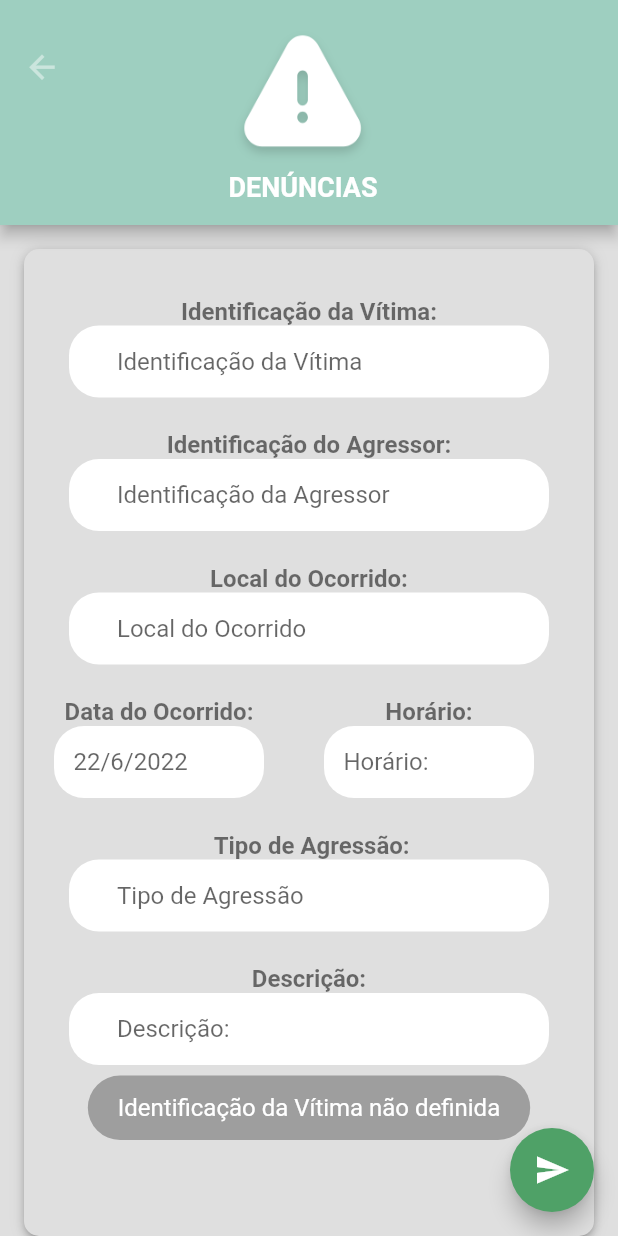
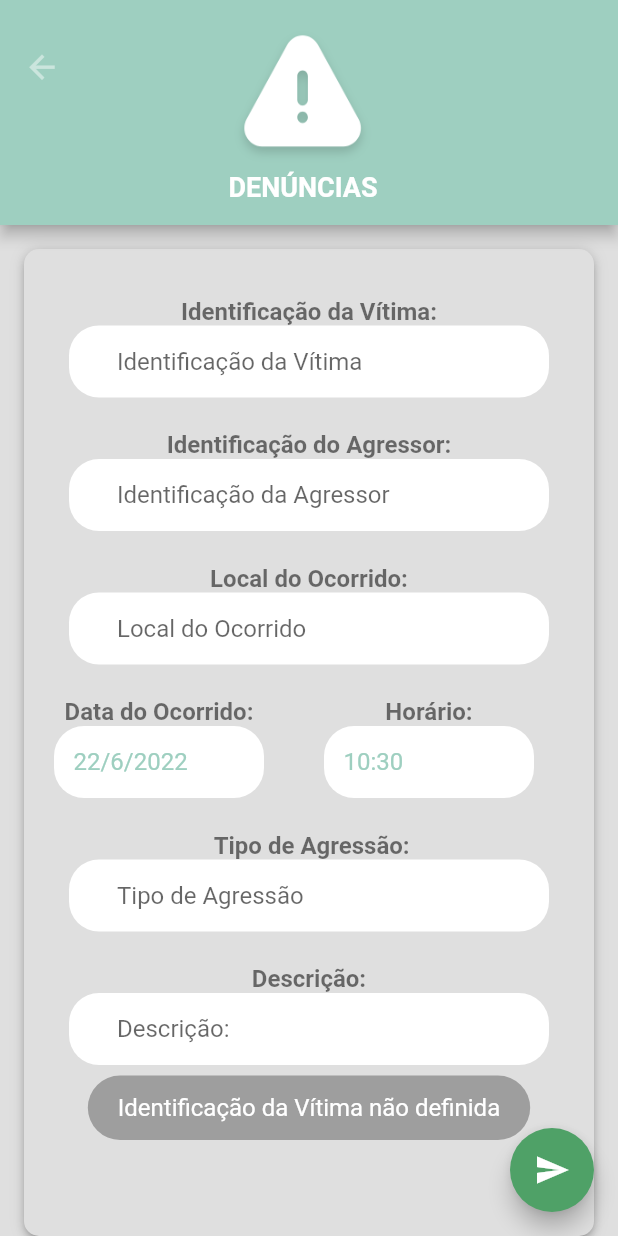
Before and after one commit to Felipe-barbos/bullyif_flutter, a Flutter app: the EfetuarDenuncia screen opened by its route, after a tap on the "send" icon, on a phone screen of 412 x 824 dp. Run offline on Flutter 3.47's test engine with Material 2 defaults, Android fonts, the phone set to English and light mode, and no system bars; our stand-ins replace cached_network_image, cloud_firestore, firebase_auth, firebase_core, firebase_storage, fluttertoast and 2 more; missing offline and left inert: dart:ffi; accounts and stored records are empty.

Commit message:
Adicionando showTimePicker, corrigindo cores de interfaces

```diff
--- a/lib/EfetuarDenuncia.dart
+++ b/lib/EfetuarDenuncia.dart
@@ -19,10 +19,13 @@ class EfetuarDenuncia extends StatefulWidget {
 
 class _EfetuarDenunciaState extends State<EfetuarDenuncia> {
   //instanciando minha variável que receberá o date time para ser usada no Date picker.
-  DateTime date = DateTime(2022,06,22);
+  DateTime date = DateTime(2022, 06, 22);
+  //instanciando minha variável que receberá o  time para ser usada no time picker.
+  TimeOfDay time = TimeOfDay(hour: 10, minute: 30);
 
   //INSTANCIANDO A VARIÁVEIS QUE SALVARÁ A DATA DO MEU DATE
   var _dataOcorrido;
+  var _horarioOcorrido;
 
   //Variáveis com identificação do usuário
   var _idUsuarioLogado;
@@ -35,8 +38,6 @@ class _EfetuarDenunciaState extends State<EfetuarDenuncia> {
   TextEditingController _controllerIdentiVitima = TextEditingController();
   TextEditingController _controllerIdentiAgressor = TextEditingController();
   TextEditingController _controllerLocalOcorrido = TextEditingController();
-  TextEditingController _controllerDataOcorrido = TextEditingController();
-  TextEditingController _controllerHorario = TextEditingController();
   TextEditingController _controllerTipoAgressao = TextEditingController();
   TextEditingController _controllerDescricao = TextEditingController();
 
@@ -45,8 +46,7 @@ class _EfetuarDenunciaState extends State<EfetuarDenuncia> {
     var identificadorVitima = _controllerIdentiVitima.text;
     var identificadorAgressor = _controllerIdentiAgressor.text;
     var localOcorrido = _controllerLocalOcorrido.text;
-    //var dataOcorrido = _controllerDataOcorrido.text;
-    var horario = _controllerHorario.text;
+    var horario = _horarioOcorrido;
     var tipoAgressao = _controllerTipoAgressao.text;
     var descricao = _controllerDescricao.text;
 
@@ -339,6 +339,9 @@ class _EfetuarDenunciaState extends State<EfetuarDenuncia> {
                                         //INSTANCIANDO MEU DATE NO HINTTEXT
                                         hintText:
                                             "${date.day}/${date.month}/${date.year}",
+                                        hintStyle: TextStyle(
+                                          color: Color(0xff9ecfc0),
+                                        ),
                                         filled: true,
                                         fillColor: Colors.white,
                                         border: OutlineInputBorder(
@@ -349,11 +352,11 @@ class _EfetuarDenunciaState extends State<EfetuarDenuncia> {
                                       onTap: () async {
                                         DateTime? newDate =
                                             await showDatePicker(
-                                                context: context,
-                                                initialDate: date,
-                                                firstDate: DateTime(1900),
-                                                lastDate: DateTime(2100),
-                                                );
+                                          context: context,
+                                          initialDate: date,
+                                          firstDate: DateTime(1900),
+                                          lastDate: DateTime(2100),
+                                        );
 
                                         //if caso seja cancelado o new date recebe null
                                         if (newDate == null) return;
@@ -362,7 +365,8 @@ class _EfetuarDenunciaState extends State<EfetuarDenuncia> {
                                         setState(() {
                                           date = newDate;
 
-                                          _dataOcorrido = '${date.day}/ ${date.month} / ${date.year}';
+                                          _dataOcorrido =
+                                              '${date.day}/ ${date.month} / ${date.year}';
                                         });
                                       },
                                     ))
@@ -383,13 +387,33 @@ class _EfetuarDenunciaState extends State<EfetuarDenuncia> {
                                     width: 140,
                                     height: 70,
                                     child: TextField(
-                                      controller: _controllerHorario,
                                       keyboardType: TextInputType.text,
+                                      readOnly: true,
+                                      onTap: () async {
+                                        TimeOfDay? newTime =
+                                            await showTimePicker(
+                                          context: context,
+                                          initialTime: time,
+                                        );
+
+                                        //caso seja cancelado o newTime recebe null
+                                        if (newTime == null) return;
+
+                                        setState(() {
+                                          time = newTime;
+                                          _horarioOcorrido =
+                                              "${time.hour}: ${time.minute}";
+                                        });
+                                      },
                                       style: TextStyle(fontSize: 16),
                                       decoration: InputDecoration(
                                           contentPadding: EdgeInsets.fromLTRB(
                                               13, 14, 13, 14),
-                                          hintText: "Horário:",
+                                          hintText:
+                                              "${time.hour}:${time.minute}",
+                                          hintStyle: TextStyle(
+                                            color: Color(0xff9ecfc0),
+                                          ),
                                           filled: true,
                                           fillColor: Colors.white,
                                           border: OutlineInputBorder(
--- a/lib/main.dart
+++ b/lib/main.dart
@@ -19,6 +19,7 @@ FirebaseFirestore bd = FirebaseFirestore.instance;
     home: Login(),
     theme: ThemeData(
       primaryColor: Color(0xff9ecfc0),
+      colorScheme: ColorScheme.light(primary: const Color(0xff9ecfc0)),
       accentColor: Color(0xff4fa167)
     ),
 
```
